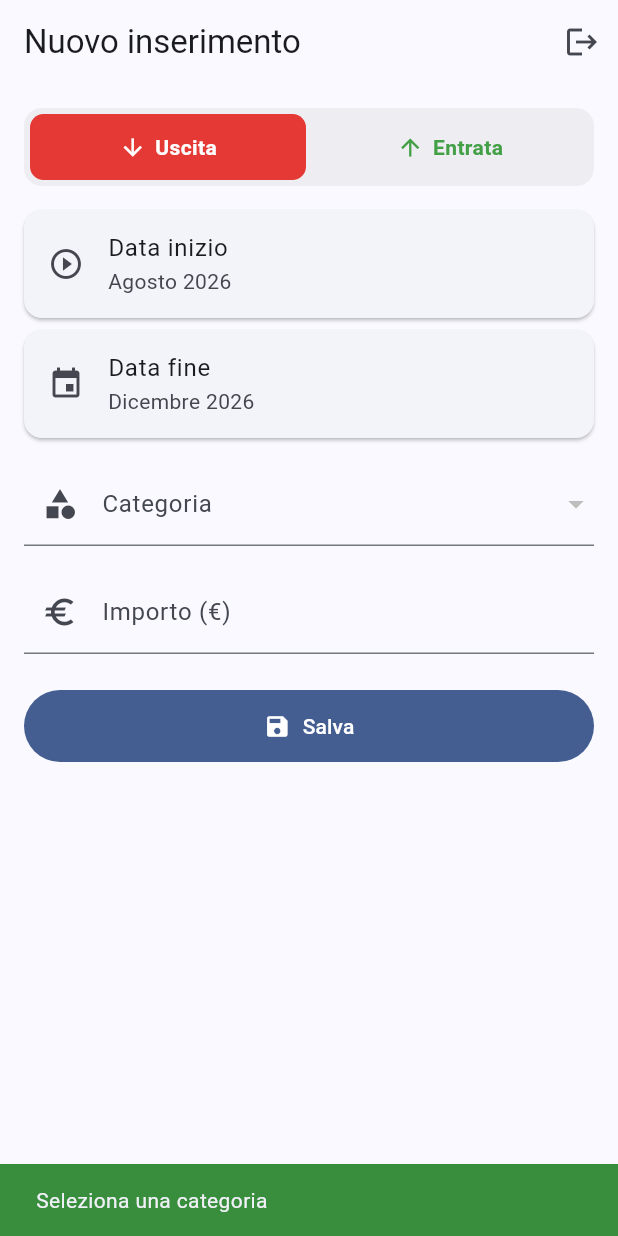
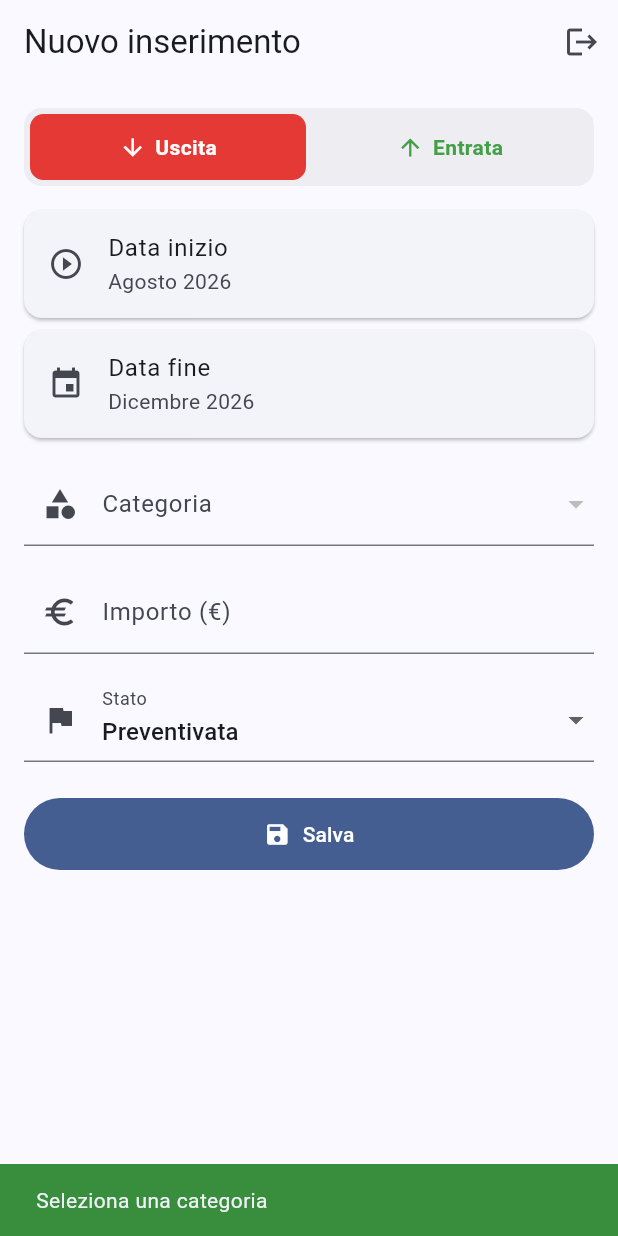
Before and after one commit to PaoloZXS/GeoGestioneSpese, a Flutter app: the InsertScreen screen opened directly, after a tap on "Salva", on a phone screen of 412 x 824 dp. Run offline on Flutter 3.47's test engine with Material 3 defaults, Android fonts, the phone set to English and light mode, and no system bars; network calls fail.

Commit message:
Mobile: messaggio 'Salvataggio eseguito correttamente' + select Stato (eseguita/preventivata/scaduta)

```diff
--- a/mobile/lib/src/insert_screen.dart
+++ b/mobile/lib/src/insert_screen.dart
@@ -20,6 +20,7 @@
       '${DateTime.now().year}-${DateTime.now().month.toString().padLeft(2, '0')}';
   String _dataFine = '${DateTime.now().year}-12';
   String? _categoria;
+  String _stato = 'preventivata';
   List<Map<String, dynamic>> _categorie = [];
   bool _caricandoCategorie = true;
   bool _salvando = false;
@@ -201,15 +202,17 @@
         importo: importo,
         dataInizio: _dataInizio,
         dataFine: _dataFine,
+        stato: _stato,
       );
 
       if (!mounted) return;
       setState(() {
         _salvando = false;
         _categoria = null;
+        _stato = 'preventivata';
         _importoController.clear();
       });
-      _messaggio('Ricorrente salvato!');
+      _messaggio('Salvataggio eseguito correttamente');
     } catch (e) {
       if (!mounted) return;
       setState(() => _salvando = false);
@@ -226,6 +229,7 @@
     required double importo,
     required String dataInizio,
     required String dataFine,
+    required String stato,
   }) async {
     final year = DateTime.now().year;
     final inizio = DateTime.parse('$dataInizio-01');
@@ -246,12 +250,12 @@
       if (tipo == 'uscite') {
         await tursoExecute(
           'INSERT INTO spese (id, data, descrizione, importo, stato, ric_id, origine, visto_da_desktop) VALUES (?, ?, ?, ?, ?, ?, ?, ?)',
-          [id, dataStr, descrizione, importo, 'preventivata', ricId, 'mobile', 0],
+          [id, dataStr, descrizione, importo, stato, ricId, 'mobile', 0],
         );
       } else {
         await tursoExecute(
           'INSERT INTO entrate (id, data, descrizione, importo, stato, ric_id, origine, visto_da_desktop) VALUES (?, ?, ?, ?, ?, ?, ?, ?)',
-          [id, dataStr, descrizione, importo, 'preventivata', ricId, 'mobile', 0],
+          [id, dataStr, descrizione, importo, stato, ricId, 'mobile', 0],
         );
       }
     }
@@ -355,6 +359,33 @@
                 prefixIcon: Icon(Icons.euro),
               ),
             ),
+            const SizedBox(height: 16),
+
+            // ---- STATO (eseguita / preventivata / scaduta) ----
+            DropdownButtonFormField<String>(
+              value: _stato,
+              decoration: const InputDecoration(
+                labelText: 'Stato',
+                prefixIcon: Icon(Icons.flag),
+              ),
+              items: const [
+                DropdownMenuItem(
+                  value: 'eseguita',
+                  child: Text('Eseguita'),
+                ),
+                DropdownMenuItem(
+                  value: 'preventivata',
+                  child: Text('Preventivata'),
+                ),
+                DropdownMenuItem(
+                  value: 'scaduta',
+                  child: Text('Scaduta'),
+                ),
+              ],
+              onChanged: _salvando
+                  ? null
+                  : (v) => setState(() => _stato = v ?? 'preventivata'),
+            ),
             const SizedBox(height: 24),
 
             // ---- SALVA ----
```
